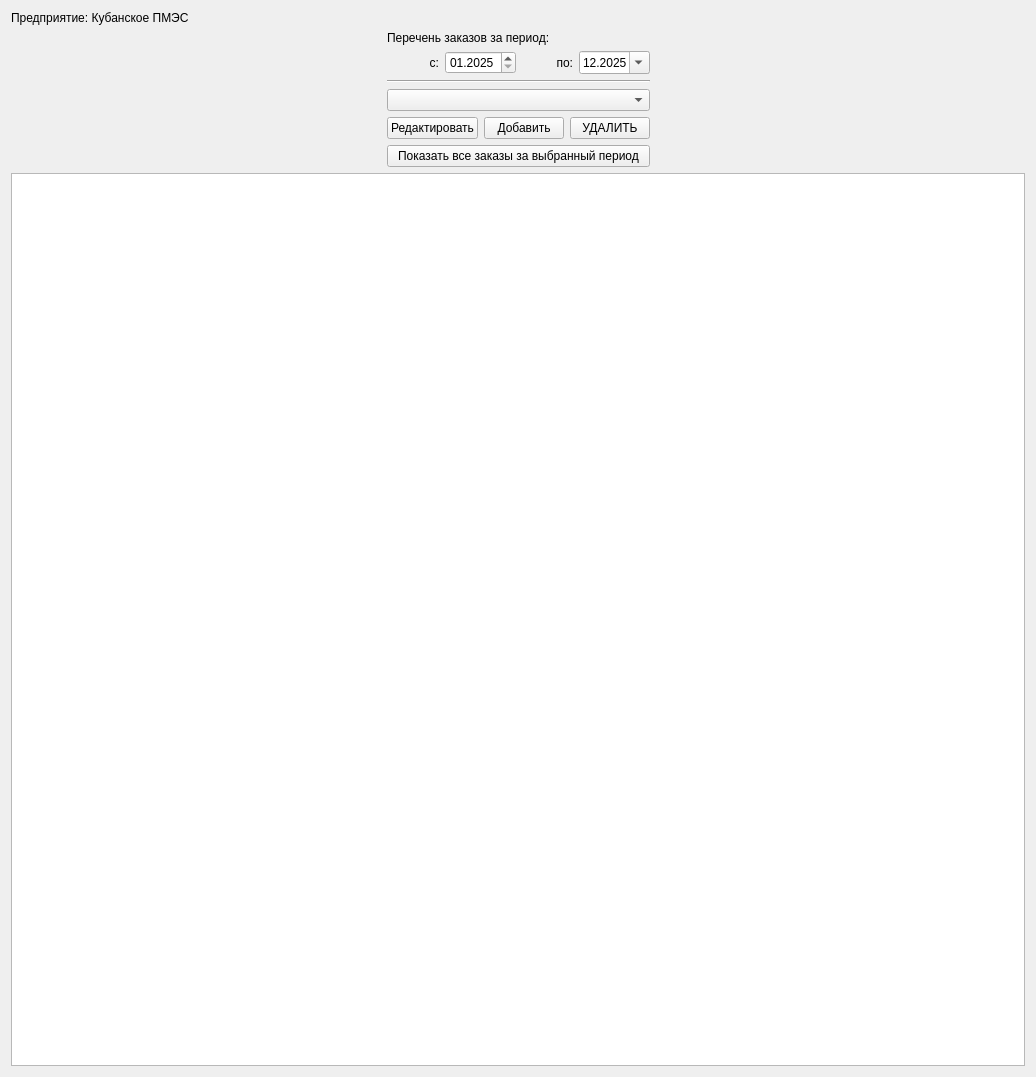
kiadreams/work_assistent, file qt_assets/qt_forms/ui_orders_report_widget.ui: the form before one commit.
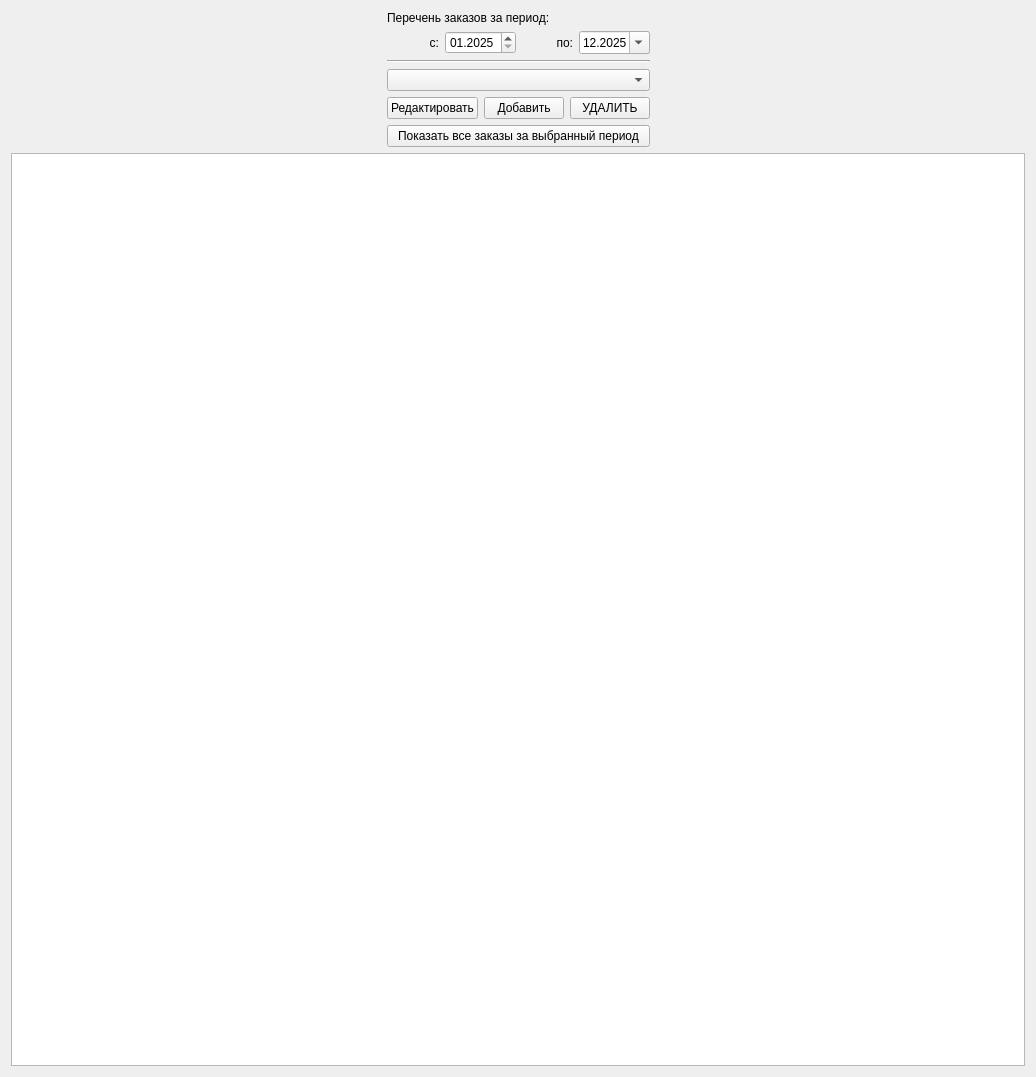
The form after the commit.

What changed in the file:
```diff
--- a/qt_assets/qt_forms/ui_orders_report_widget.ui
+++ b/qt_assets/qt_forms/ui_orders_report_widget.ui
@@ -16,13 +16,6 @@
   <layout class="QVBoxLayout" name="verticalLayout_3">
    <item>
     <layout class="QVBoxLayout" name="verticalLayout_2">
-     <item>
-      <widget class="QLabel" name="label_company_name">
-       <property name="text">
-        <string>Предприятие: Кубанское ПМЭС</string>
-       </property>
-      </widget>
-     </item>
      <item>
       <layout class="QHBoxLayout" name="horizontalLayout_3">
        <item>
```
